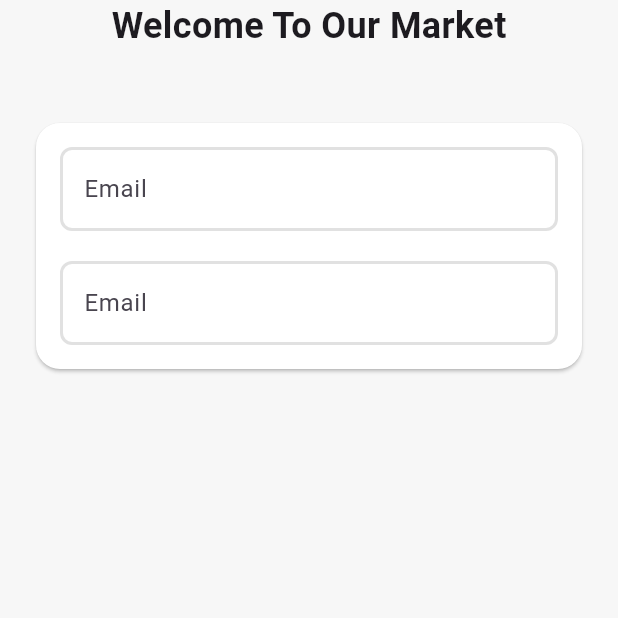
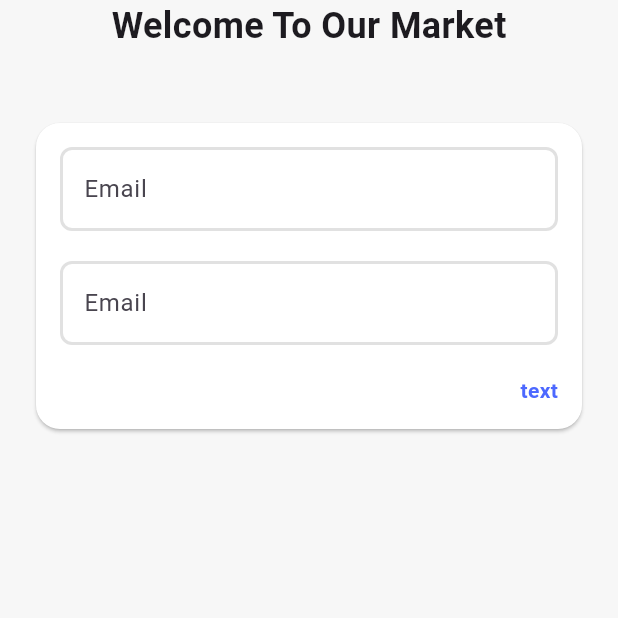
Before and after one commit to menna-adel10/our_market, a Flutter app: the screen it shows after launch, on a phone screen of 412 x 824 dp, the top half of it. Run offline on Flutter 3.47's test engine with Material 3 defaults, Android fonts, the phone set to English and light mode, and no system bars.

Commit message:
create custom text button

```diff
--- a/lib/views/login_view.dart
+++ b/lib/views/login_view.dart
@@ -1,4 +1,3 @@
-
 import 'package:flutter/material.dart';
 
 import '../core/app_colors.dart';
@@ -9,15 +8,17 @@ class LoginView extends StatelessWidget {
   @override
   Widget build(BuildContext context) {
     return Scaffold(
-      body: SafeArea(child:
-      Center(
+      body: SafeArea(
+        child: Center(
           child: Column(
             children: [
-            Text("Welcome To Our Market",
+              Text(
+                "Welcome To Our Market",
                 style: TextStyle(
                   fontSize: 24,
                   fontWeight: FontWeight.bold,
-              ),),
+                ),
+              ),
               SizedBox(
                 height: 24,
               ),
@@ -25,22 +26,36 @@ class LoginView extends StatelessWidget {
                 margin: EdgeInsets.all(24),
                 color: AppColors.kWhiteColor,
                 shape: RoundedRectangleBorder(
-                borderRadius: BorderRadius.all(Radius.circular(16),),
+                  borderRadius: BorderRadius.all(
+                    Radius.circular(16),
+                  ),
                 ),
                 child: Padding(
                   padding: const EdgeInsets.all(16.0),
                   child: Column(
                     children: [
-                    CustomTextField(labelText: 'Email',),
+                      CustomTextField(
+                        labelText: 'Email',
+                      ),
                       SizedBox(
                         height: 20,
                       ),
-                    CustomTextField(labelText: 'password',
+                      CustomTextField(
+                        labelText: 'password',
                         isSecured: true,
-                      suffixIcon: IconButton(onPressed: (){}, icon: Icon(Icons.visibility_off)),
+                        suffixIcon: IconButton(
+                            onPressed: () {}, icon: Icon(Icons.visibility_off)),
                       ),
-
-
+                      SizedBox(
+                        height: 20,
+                      ),
+                      Row(
+                        mainAxisAlignment: MainAxisAlignment.end,
+                        children: [
+                          CustomTextButton(text: 'Forgot Password?',
+                          onTap: (){},),
+                        ],
+                      ),
                     ],
                   ),
                 ),
@@ -53,9 +68,35 @@ class LoginView extends StatelessWidget {
   }
 }
 
+class CustomTextButton extends StatelessWidget {
+  const CustomTextButton({
+    super.key, this.onTap, required this.text,
+  });
+
+  final void Function()? onTap;
+  final String text;
+
+  @override
+  Widget build(BuildContext context) {
+    return InkWell(
+      onTap: () {},
+      child: Text(
+        'text',
+        style: TextStyle(
+          color: AppColors.kPrimaryColor,
+          fontWeight: FontWeight.bold,
+        ),
+      ),
+    );
+  }
+}
+
 class CustomTextField extends StatelessWidget {
   const CustomTextField({
-    super.key, required this.labelText, this.suffixIcon, this.isSecured = false,
+    super.key,
+    required this.labelText,
+    this.suffixIcon,
+    this.isSecured = false,
   });
 
   final String labelText;
@@ -67,8 +108,8 @@ class CustomTextField extends StatelessWidget {
     return TextFormField(
       obscureText: isSecured,
       obscuringCharacter: "*",
-      validator: (value){
-        if(value == null || value.isEmpty){
+      validator: (value) {
+        if (value == null || value.isEmpty) {
           return "This Field is Required ";
         }
         return null;
@@ -91,7 +132,6 @@ class CustomTextField extends StatelessWidget {
           borderRadius: BorderRadius.circular(8),
         ),
       ),
-
     );
   }
 }
```
Lines whose indentation alone changed are shown as unchanged.
